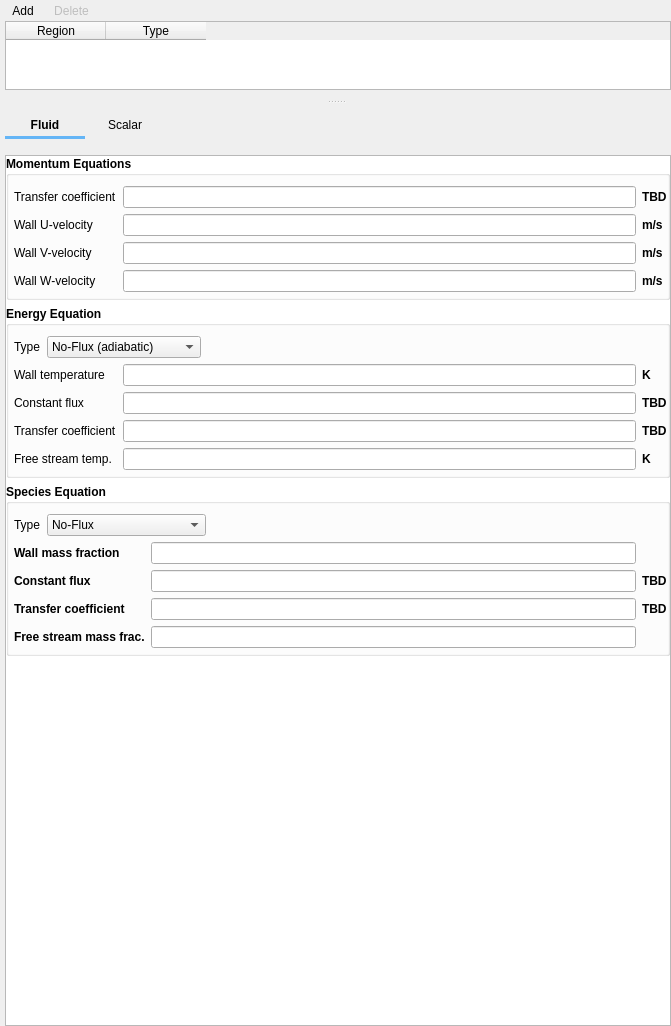
The window that gui/uifiles/boundary_conditions.ui (truongd8593/mfix) describes before a commit, drawn with Qt 5.
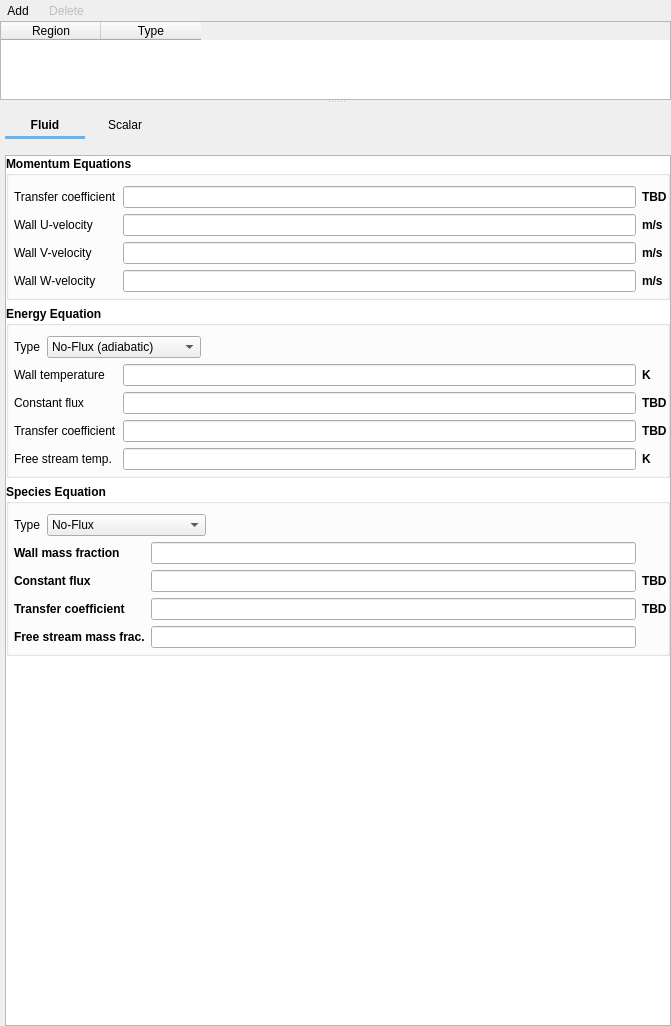
The same window after the commit. Custom widgets are drawn as their Qt base class.

```diff
--- a/gui/uifiles/boundary_conditions.ui
+++ b/gui/uifiles/boundary_conditions.ui
@@ -49,7 +49,7 @@
         <number>0</number>
        </property>
        <property name="leftMargin">
-        <number>5</number>
+        <number>0</number>
        </property>
        <property name="topMargin">
         <number>0</number>
@@ -58,7 +58,7 @@
         <number>0</number>
        </property>
        <property name="bottomMargin">
-        <number>10</number>
+        <number>0</number>
        </property>
        <item>
         <widget class="QFrame" name="frame_add_delete">
```
